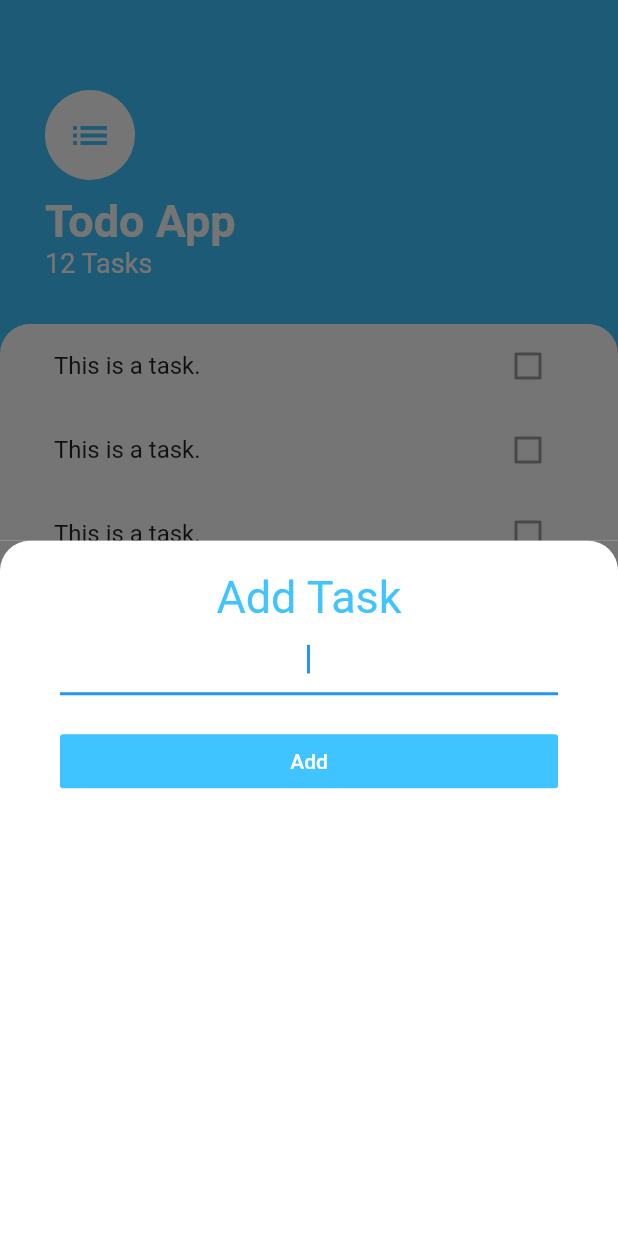
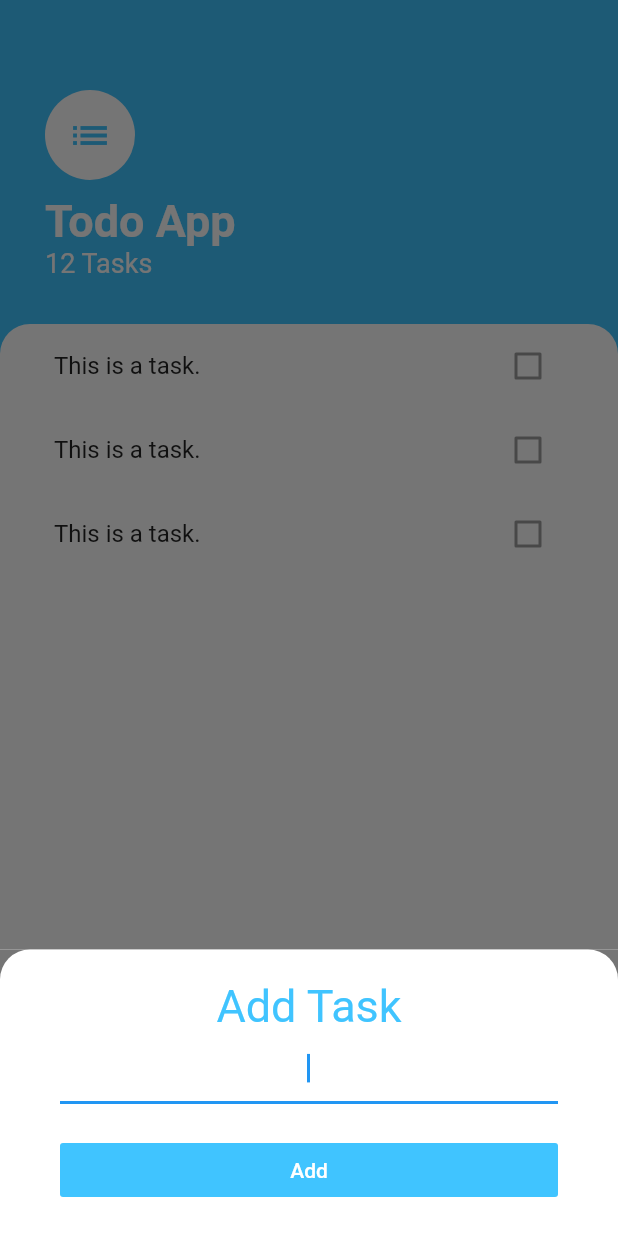
Before and after one commit to FrankyDesigner123/todo_prototype_flutter, a Flutter app: the screen it shows after launch, after a tap on the "add" icon, on a phone screen of 412 x 824 dp. Run offline on Flutter 3.47's test engine with Material 2 defaults, Android fonts, the phone set to English and light mode, and no system bars.

```diff
--- a/lib/screens/tasks_screen.dart
+++ b/lib/screens/tasks_screen.dart
@@ -12,7 +12,18 @@ class TasksScreen extends StatelessWidget {
         child: Icon(Icons.add),
         onPressed: () {
           showModalBottomSheet(
-              context: context, builder: (context) => AddTaskScreen());
+            context: context,
+
+            //Puts Modal above keyboard
+            isScrollControlled: true, //makes modal full height
+            builder: (context) => SingleChildScrollView(
+              child: Container(
+                padding: EdgeInsets.only(
+                    bottom: MediaQuery.of(context).viewInsets.bottom),
+                child: AddTaskScreen(),
+              ),
+            ),
+          );
         },
       ),
       body: Column(
```
